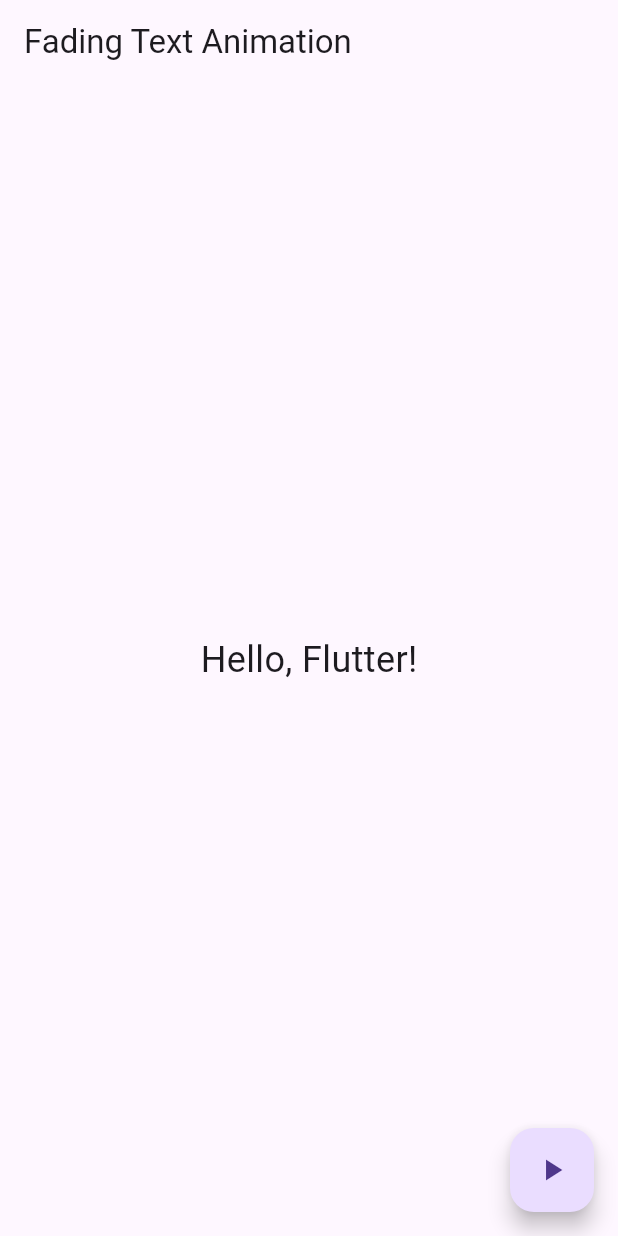
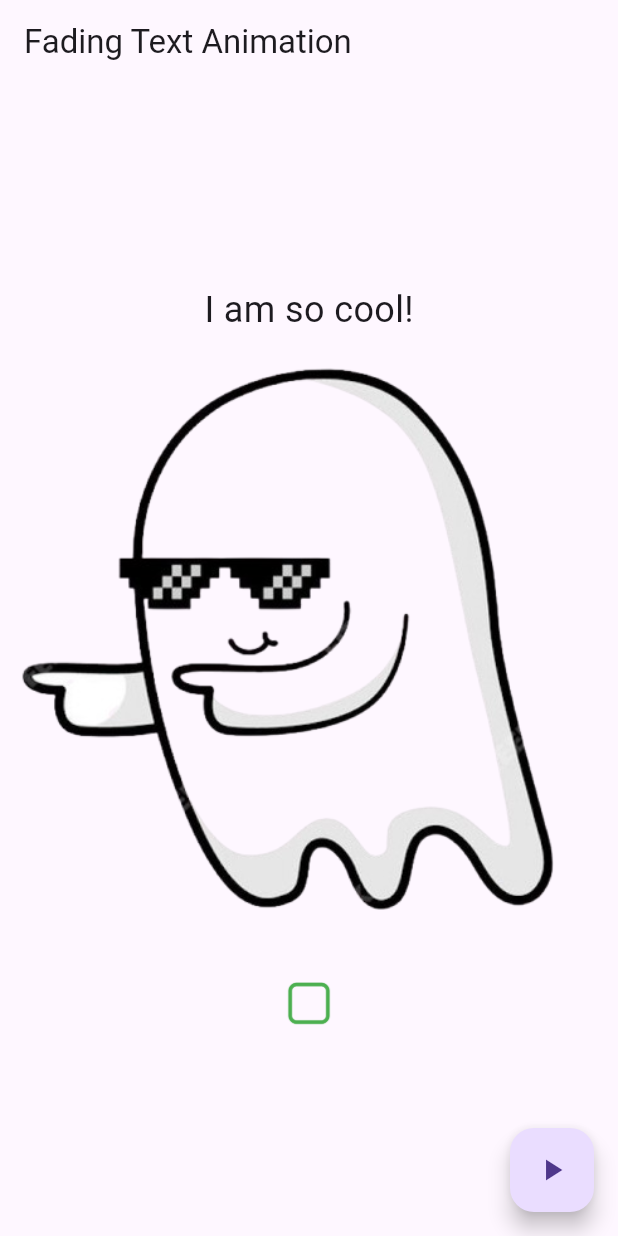
Before and after one commit to sheemieai/fading_app, a Flutter app: the screen it shows after launch, on a phone screen of 412 x 824 dp. Run offline on Flutter 3.47's test engine with Material 3 defaults, Android fonts, the light colour scheme and no system bars.

Commit message:
Added a fading in and out image and a loading img

```diff
--- a/lib/main.dart
+++ b/lib/main.dart
@@ -1,3 +1,5 @@
+import 'dart:math';
+
 import 'package:flutter/material.dart';
 
 void main() {
@@ -20,10 +22,48 @@ class FadingTextAnimation extends StatefulWidget {
 
 class _FadingTextAnimationState extends State<FadingTextAnimation> {
   bool _isVisible = true;
+  final Random random = Random();
+  int randomImgNumber = 0;
+  int lastImgNumber = 0;
+  int loadingImgNumber = 0;
+  double numberOfTurns = 0.0;
+  final String loadingSquareImg = "lib/img/square.png";
+  final List<Color> loadingColorList = [Colors.green, Colors.red];
+  final List<String> ghostImgList = [
+    "lib/img/ghost-cool.png", "lib/img/ghost-dap.png", "lib/img/ghost-go.png",
+    "lib/img/ghost-mad.png", "lib/img/ghost-peace.png", "lib/img/ghost-thumbs.png"
+  ];
+  final List<String> ghostEmotionString = [
+    "I am so cool!", "I am dapping, yo!", "Let's Go!!",
+    "I am so mad, GRRRR!!", "Peace out Homie!!", "Great Job!!"
+  ];
+
 
   void toggleVisibility() {
     setState(() {
+      loadingImgNumber = loadingImgNumber == 0 ? 1 : 0;
+
+      if (!_isVisible) {
+        getRandomNumber();
+      }
+
       _isVisible = !_isVisible;
+      rotateTheImg();
+      lastImgNumber = randomImgNumber;
+    });
+  }
+
+  void getRandomNumber() {
+    setState(() {
+      while (randomImgNumber == lastImgNumber) {
+        randomImgNumber = random.nextInt(6);
+      }
+    });
+  }
+
+  void rotateTheImg() {
+    setState(() {
+      numberOfTurns++;
     });
   }
 
@@ -31,21 +71,43 @@ class _FadingTextAnimationState extends State<FadingTextAnimation> {
   Widget build(BuildContext context) {
     return Scaffold(
       appBar: AppBar(
-        title: Text('Fading Text Animation'),
+        title: const Text('Fading Text Animation'),
       ),
       body: Center(
-        child: AnimatedOpacity(
-          opacity: _isVisible ? 1.0 : 0.0,
-          duration: Duration(seconds: 1),
-          child: Text(
-            'Hello, Flutter!',
-            style: TextStyle(fontSize: 24),
-          ),
+        child: Column(
+          mainAxisAlignment: MainAxisAlignment.center,
+          children: [
+            AnimatedOpacity(
+              opacity: _isVisible ? 1.0 : 0.0,
+              duration: const Duration(seconds: 1),
+              child: Text(
+                ghostEmotionString[randomImgNumber],
+                style: TextStyle(fontSize: 24),
+              ),
+            ),
+            AnimatedOpacity(
+              opacity: _isVisible ? 1.0 : 0.0,
+              duration: const Duration(seconds: 1),
+              child: Image.asset(
+                ghostImgList[randomImgNumber],
+              )
+            ),
+            AnimatedRotation(
+              turns: numberOfTurns,
+              duration: const Duration(seconds: 1),
+              child: Image.asset(
+                loadingSquareImg,
+                width: 40.0,
+                height: 40.0,
+                color: loadingColorList[loadingImgNumber],
+              ),
+            ),
+          ],
         ),
       ),
       floatingActionButton: FloatingActionButton(
         onPressed: toggleVisibility,
-        child: Icon(Icons.play_arrow),
+        child: const Icon(Icons.play_arrow),
       ),
     );
   }
--- a/pubspec.yaml
+++ b/pubspec.yaml
@@ -59,8 +59,8 @@ flutter:
   uses-material-design: true
 
   # To add assets to your application, add an assets section, like this:
-  # assets:
-  #   - images/a_dot_burr.jpeg
+  assets:
+    - lib/img/
   #   - images/a_dot_ham.jpeg
 
   # An image asset can refer to one or more resolution-specific "variants", see
```
Also changed, not shown: lib/img/ghost-cool.png (added), lib/img/ghost-dap.png (added), lib/img/ghost-go.png (added), lib/img/ghost-mad.png (added), lib/img/ghost-peace.png (added), lib/img/ghost-thumbs.png (added), lib/img/square.png (added).
